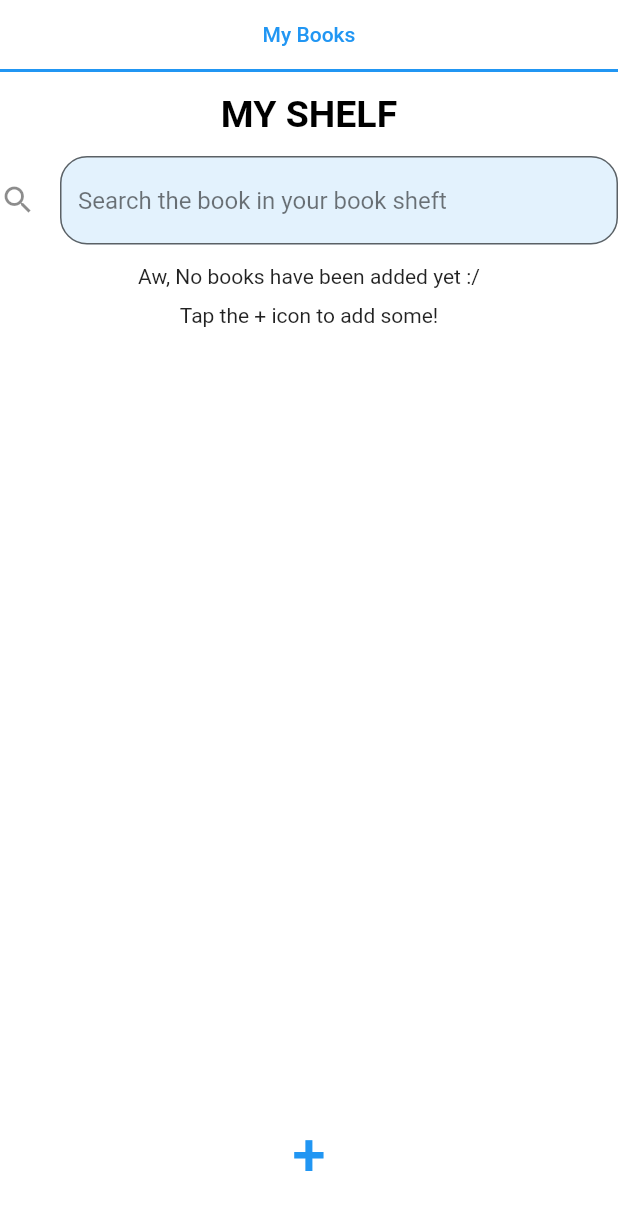
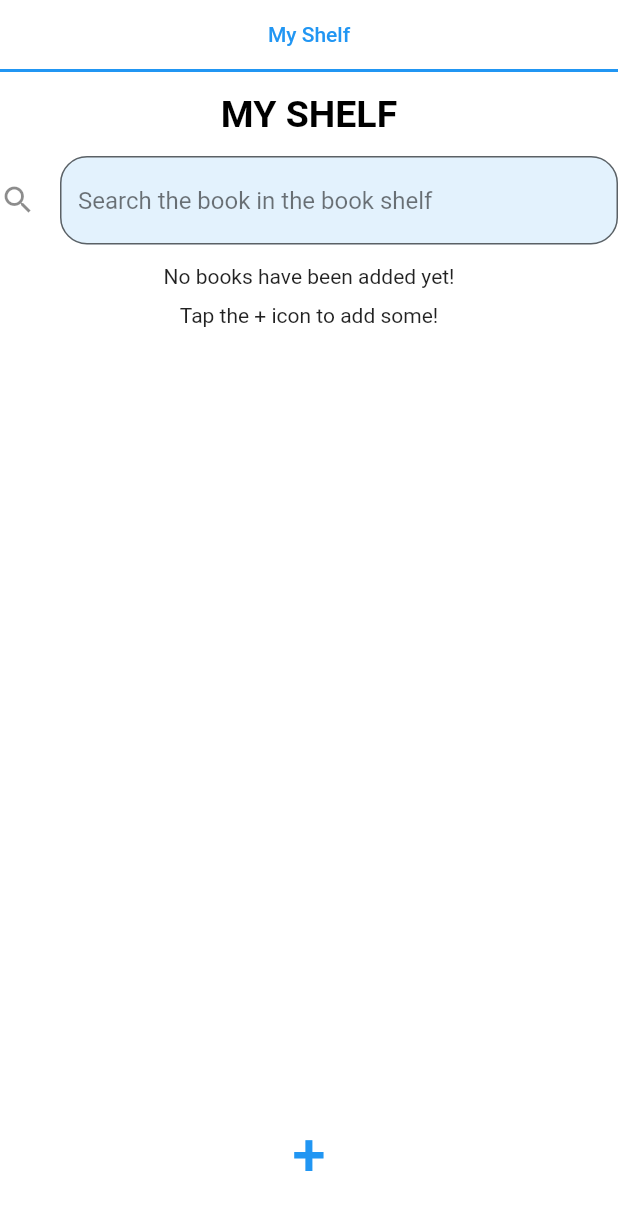
Before and after one commit to juuz0/RARS, a Flutter app: the screen it shows after launch, on a phone screen of 412 x 824 dp. Shown: the top 1210 px of the screen. Run offline on Flutter 3.47's test engine with Material 2 defaults, Android fonts, the phone set to English and light mode, and no system bars; our stand-ins replace file_picker, native_pdf_renderer, native_pdf_view; missing offline and left inert: window_size.

```diff
--- a/lib/main.dart
+++ b/lib/main.dart
@@ -1,9 +1,15 @@
+import 'dart:io';
 import 'package:flutter/material.dart';
 import 'package:rars/main_screen.dart';
 import 'package:rars/tabs_dynamic.dart';
+import 'package:window_size/window_size.dart';
 
 dynamic viewbook;
 void main() {
+  WidgetsFlutterBinding.ensureInitialized();
+  if (Platform.isWindows || Platform.isLinux || Platform.isMacOS) {
+    setWindowTitle('RARS');
+  }
   runApp(const MyApp());
 }
 
--- a/lib/main_screen.dart
+++ b/lib/main_screen.dart
@@ -90,7 +90,7 @@ class _ExploreState extends State<MainScreen> {
                     ),
                     filled: true,
                     hintStyle: const TextStyle(color: Colors.black54),
-                    hintText: "Search the book in your book sheft",
+                    hintText: "Search the book in the book shelf",
                     fillColor: Colors.blue[50]),
                 onChanged: (key) => updateSearchFilter(key),
               ),
@@ -137,7 +137,7 @@ class _ExploreState extends State<MainScreen> {
                       height: 300,
                       child: Column(
                         children: const [
-                          Text("Aw, No books have been added yet :/"),
+                          Text("No books have been added yet!"),
                           SizedBox(height: 10),
                           Text("Tap the + icon to add some!")
                         ],
@@ -155,7 +155,7 @@ class _ExploreState extends State<MainScreen> {
                         SizedBox(
                           height: 10,
                         ), // some space LOL
-                        Text("Hang on while I load the books :D")
+                        Text("Hang on while the books are loading!"),
                       ],
                     ),
                   ),
--- a/lib/tabs_dynamic.dart
+++ b/lib/tabs_dynamic.dart
@@ -12,7 +12,7 @@ class _TabsDynamicState extends State<TabsDynamic> {
 
   String titleText(int index) {
     if (index == 0) {
-      return "My Books";
+      return "My Shelf";
     } else {
       return widget.tabListHere[index].book.title;
     }
--- a/pubspec.yaml
+++ b/pubspec.yaml
@@ -39,6 +39,11 @@ dependencies:
   native_pdf_renderer: ^4.0.0
   path_provider: ^2.0.8
   xml: ^5.3.1
+  window_size:
+    git:
+      url: git://github.com/google/flutter-desktop-embedding.git
+      path: plugins/window_size
+      ref: 7812516a5c1fc8ef379e244106953a2b534432b9
 
 dev_dependencies:
   flutter_test:
```
Also changed, not shown: pubspec.lock, 4 other files.
